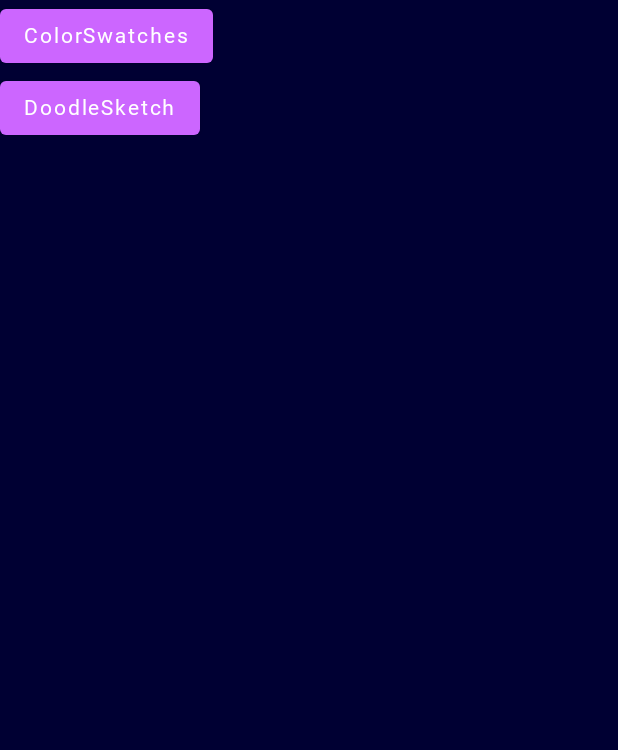
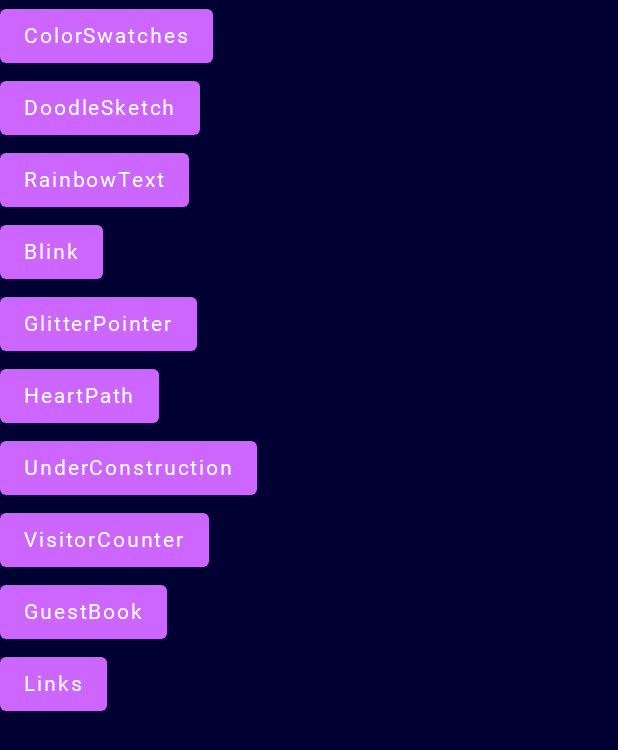
Before and after one commit to maiatoday/GrooveIsInTheHeart, an Android app built with Jetpack Compose: the screen it shows after launch (MainActivity), on a phone screen of 412 x 824 dp. Shown: the top 750 px of the screen. Run offline under Robolectric (Android 15) with nearby library versions, the phone set to English and light mode, and no system bars; Roboto replaces fonts that are not available here.

Commit message:
All the child screens

```diff
--- a/common/src/commonMain/kotlin/App.kt
+++ b/common/src/commonMain/kotlin/App.kt
@@ -11,10 +11,8 @@ import net.maiatoday.giith.components.Choices
 import net.maiatoday.giith.components.ChoicesPanel
 import net.maiatoday.giith.components.MAX_DOT_COUNT
 import net.maiatoday.giith.components.Page
-import net.maiatoday.giith.navigation.roots.ColorSwatchesScreen
-import net.maiatoday.giith.navigation.roots.HomeScreen
 import net.maiatoday.giith.navigation.Screen
-import net.maiatoday.giith.navigation.roots.DoodleSketchScreen
+import net.maiatoday.giith.navigation.roots.*
 import net.maiatoday.giith.sketch.AllTheDots
 import net.maiatoday.giith.sketch.AllTheLines
 import net.maiatoday.giith.tools.buildPoints
@@ -26,12 +24,18 @@ fun App() {
     GrooveTheme {
         when (screenState) {
             Screen.Home -> HomeScreen(
-                onColorSwatches = { screenState = Screen.ColorSwatches },
-                onDoodleSketch = { screenState = Screen.DoodleSketch }
+                switchChildScreen = { screen -> screenState = screen }
             )
             Screen.ColorSwatches -> ColorSwatchesScreen { screenState = Screen.Home }
             Screen.DoodleSketch -> DoodleSketchScreen { screenState = Screen.Home }
-            else -> DoodleSketchScreen { screenState = Screen.DoodleSketch }
+            Screen.RainbowText -> RainbowTextScreen { screenState = Screen.Home }
+            Screen.Blink -> BlinkScreen { screenState = Screen.Home }
+            Screen.VisitorCounter -> VisitorCounterScreen { screenState = Screen.Home }
+            Screen.GlitterPointer -> GlitterPointerScreen { screenState = Screen.Home }
+            Screen.UnderConstruction -> UnderConstructionScreen { screenState = Screen.Home }
+            Screen.HeartPath -> HeartPathScreen { screenState = Screen.Home }
+            Screen.GuestBook -> GuestBookScreen { screenState = Screen.Home }
+            Screen.Links -> LinksScreen { screenState = Screen.Home }
         }
     }
 }
--- a/common/src/commonMain/kotlin/net/maiatoday/giith/components/ChoicesPanel.kt
+++ b/common/src/commonMain/kotlin/net/maiatoday/giith/components/ChoicesPanel.kt
@@ -100,9 +100,7 @@ fun ChoicesPanel(
         }
 
         item {
-            Button(modifier = padding, onClick = onBack) {
-                Text("Back")
-            }
+            BackButton(Modifier.padding(8.dp), onBack)
         }
     }
 }
--- a/common/src/commonMain/kotlin/net/maiatoday/giith/navigation/Screen.kt
+++ b/common/src/commonMain/kotlin/net/maiatoday/giith/navigation/Screen.kt
@@ -2,7 +2,7 @@ package net.maiatoday.giith.navigation
 
 sealed class Screen {
     object Home : Screen()
-    object ColorSwatches: Screen()
+    object ColorSwatches : Screen()
     object DoodleSketch : Screen()
     object RainbowText : Screen()
     object Blink : Screen()
@@ -10,4 +10,8 @@ sealed class Screen {
     object GlitterPointer : Screen()
     object UnderConstruction : Screen()
     object HeartPath : Screen()
+    object Links : Screen()
+    object GuestBook : Screen()
 }
+
+data class ChildScreen(val name: String = "", val screen: Screen)
--- a/common/src/commonMain/kotlin/net/maiatoday/giith/navigation/roots/ColorSwatchesScreen.kt
+++ b/common/src/commonMain/kotlin/net/maiatoday/giith/navigation/roots/ColorSwatchesScreen.kt
@@ -11,6 +11,7 @@ import androidx.compose.material.Text
 import androidx.compose.runtime.Composable
 import androidx.compose.ui.Modifier
 import androidx.compose.ui.unit.dp
+import net.maiatoday.giith.components.BackButton
 import net.maiatoday.giith.components.Swatch
 import net.maiatoday.giith.ui.grooveColorNames
 
@@ -18,7 +19,7 @@ import net.maiatoday.giith.ui.grooveColorNames
 fun ColorSwatchesScreen(onBack: () -> Unit = { }) {
     Surface(modifier = Modifier.fillMaxSize()) {
         Row {
-            Button(onClick = onBack) { Text("Back") }
+            BackButton(onBack = onBack)
             LazyVerticalGrid(
                 columns = GridCells.Adaptive(minSize = 172.dp)
             ) {
--- a/common/src/commonMain/kotlin/net/maiatoday/giith/navigation/roots/HomeScreen.kt
+++ b/common/src/commonMain/kotlin/net/maiatoday/giith/navigation/roots/HomeScreen.kt
@@ -7,19 +7,30 @@ import androidx.compose.material.Surface
 import androidx.compose.material.Text
 import androidx.compose.runtime.Composable
 import androidx.compose.ui.Modifier
-
+import net.maiatoday.giith.navigation.ChildScreen
+import net.maiatoday.giith.navigation.Screen
+val children = listOf(
+    ChildScreen("ColorSwatches", Screen.ColorSwatches),
+    ChildScreen("DoodleSketch", Screen.DoodleSketch),
+    ChildScreen("RainbowText", Screen.RainbowText),
+    ChildScreen("Blink", Screen.Blink),
+    ChildScreen("GlitterPointer", Screen.GlitterPointer),
+    ChildScreen("HeartPath", Screen.HeartPath),
+    ChildScreen("UnderConstruction", Screen.UnderConstruction),
+    ChildScreen("VisitorCounter", Screen.VisitorCounter),
+    ChildScreen("GuestBook", Screen.GuestBook),
+    ChildScreen("Links", Screen.Links),
+)
 @Composable
 fun HomeScreen(
-    onColorSwatches: () -> Unit = { },
-    onDoodleSketch: () -> Unit = { }
+    switchChildScreen: (screen: Screen) -> Unit = {}
 ) {
     Surface(modifier = Modifier.fillMaxSize()) {
         Column {
-            Button(onClick = onColorSwatches) {
-                Text("ColorSwatches")
-            }
-            Button(onClick = onDoodleSketch) {
-                Text("DoodleSketch")
+            for ((name, screen) in children) {
+                Button(onClick = { switchChildScreen(screen) }) {
+                    Text(name)
+                }
             }
         }
     }
```
Also changed, not shown: common/src/commonMain/kotlin/net/maiatoday/giith/components/BackButton.kt (added, +11 -0 lines), common/src/commonMain/kotlin/net/maiatoday/giith/navigation/roots/BlinkScreen.kt (added, +14 -0 lines), common/src/commonMain/kotlin/net/maiatoday/giith/navigation/roots/GlitterPointerScreen.kt (added, +14 -0 lines), common/src/commonMain/kotlin/net/maiatoday/giith/navigation/roots/GuestBookScreen.kt (added, +15 -0 lines), common/src/commonMain/kotlin/net/maiatoday/giith/navigation/roots/HeartPathScreen.kt (added, +14 -0 lines), common/src/commonMain/kotlin/net/maiatoday/giith/navigation/roots/LinksScreen.kt (added, +14 -0 lines), common/src/commonMain/kotlin/net/maiatoday/giith/navigation/roots/RainbowTextScreen.kt (added, +14 -0 lines), common/src/commonMain/kotlin/net/maiatoday/giith/navigation/roots/UnderConstructionScreen.kt (added, +15 -0 lines), common/src/commonMain/kotlin/net/maiatoday/giith/navigation/roots/VisitorCounterScreen.kt (added, +14 -0 lines).
